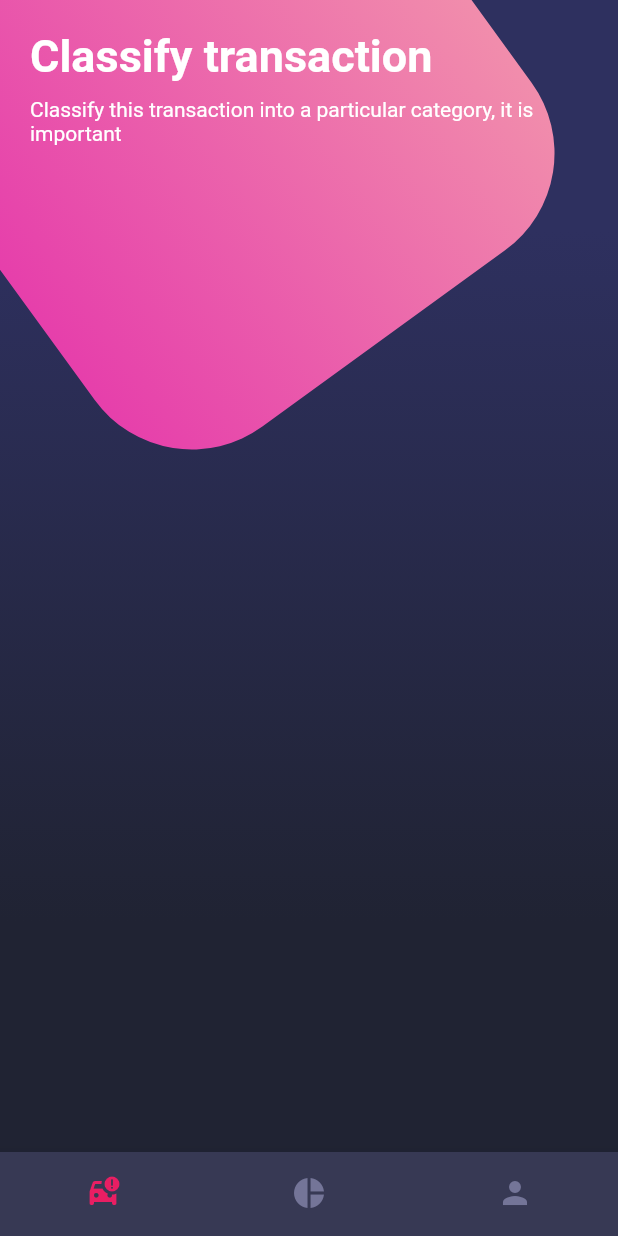
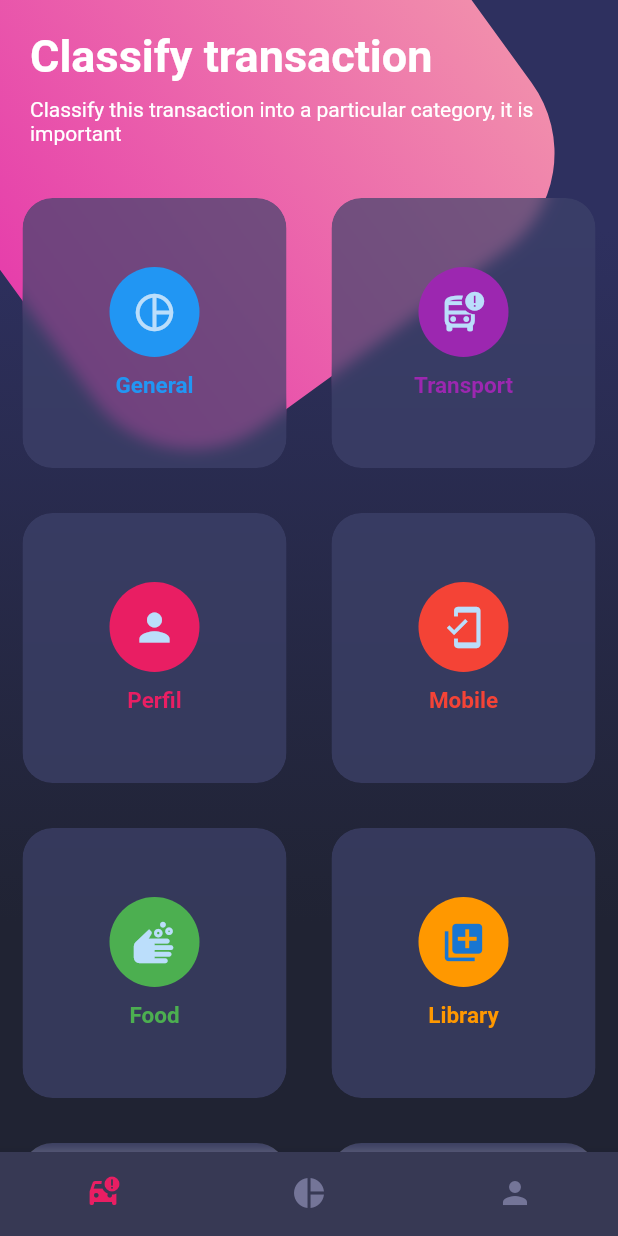
Before and after one commit to ManuelAlvarado11/disenos_flutter_app, a Flutter app: the screen it shows after launch, on a phone screen of 412 x 824 dp. Run offline on Flutter 3.47's test engine with Material 2 defaults, Android fonts, the phone set to English and light mode, and no system bars.

Commit message:
:sparkles:Table y TableRow para cards menu

```diff
--- a/lib/src/screens/home_screen.dart
+++ b/lib/src/screens/home_screen.dart
@@ -1,5 +1,6 @@
 import 'package:flutter/material.dart';
 import 'package:flutter_disenos/src/widgets/background.dart';
+import 'package:flutter_disenos/src/widgets/card_table.dart';
 import 'package:flutter_disenos/src/widgets/custom_buttom_navigation.dart';
 import 'package:flutter_disenos/src/widgets/page_title.dart';
 
@@ -35,7 +36,10 @@
       child: Column(
         children: const [
           // Page Title
-          PageTitle()
+          PageTitle(),
+
+          // Cards Options
+          CardTable()
         ],
       ),
     );
--- /dev/null
+++ b/lib/src/widgets/card_table.dart
@@ -0,0 +1,129 @@
+import 'dart:ui';
+
+import 'package:flutter/material.dart';
+
+class CardTable extends StatelessWidget {
+  const CardTable({super.key});
+
+  @override
+  Widget build(BuildContext context) {
+    return Table(
+      children: const [
+        TableRow(
+          children: [
+            _SingleCard(
+              text: 'General',
+              icon: Icons.pie_chart_outline,
+              color: Colors.blue,
+            ),
+            _SingleCard(
+              text: 'Transport',
+              icon: Icons.bus_alert_outlined,
+              color: Colors.purple,
+            ),
+          ],
+        ),
+        TableRow(
+          children: [
+            _SingleCard(
+              text: 'Perfil',
+              icon: Icons.person,
+              color: Colors.pink,
+            ),
+            _SingleCard(
+              text: 'Mobile',
+              icon: Icons.mobile_friendly,
+              color: Colors.red,
+            ),
+          ],
+        ),
+        TableRow(
+          children: [
+            _SingleCard(
+              text: 'Food',
+              icon: Icons.soap,
+              color: Colors.green,
+            ),
+            _SingleCard(
+              text: 'Library',
+              icon: Icons.library_add,
+              color: Colors.orange,
+            ),
+          ],
+        ),
+        TableRow(
+          children: [
+            _SingleCard(
+              text: 'Phishing',
+              icon: Icons.phishing,
+              color: Colors.yellow,
+            ),
+            _SingleCard(
+              text: 'Error',
+              icon: Icons.error,
+              color: Colors.brown,
+            ),
+          ],
+        ),
+      ],
+    );
+  }
+}
+
+class _SingleCard extends StatelessWidget {
+  final String text;
+  final IconData icon;
+  final Color color;
+
+  const _SingleCard({
+    Key? key,
+    required this.text,
+    required this.icon,
+    required this.color,
+  }) : super(key: key);
+
+  @override
+  Widget build(BuildContext context) {
+    return Container(
+      margin: const EdgeInsets.all(15),
+      // Limita el efecto del Blur (Difimunado)
+      child: ClipRRect(
+        borderRadius: BorderRadius.circular(20),
+        // Crea un filtro de fondo (Blur)
+        child: BackdropFilter(
+          filter: ImageFilter.blur(sigmaX: 5, sigmaY: 5),
+          // Card Option
+          child: Container(
+            height: 180,
+            decoration: BoxDecoration(
+              color: const Color.fromRGBO(62, 66, 107, 0.7),
+              borderRadius: BorderRadius.circular(20),
+            ),
+            child: Column(
+              mainAxisAlignment: MainAxisAlignment.center,
+              children: [
+                // Icon
+                CircleAvatar(
+                  radius: 30,
+                  backgroundColor: color,
+                  child: Icon(icon, size: 30),
+                ),
+                const SizedBox(height: 10),
+
+                // Description
+                Text(
+                  text,
+                  style: TextStyle(
+                    color: color,
+                    fontWeight: FontWeight.bold,
+                    fontSize: 15,
+                  ),
+                )
+              ],
+            ),
+          ),
+        ),
+      ),
+    );
+  }
+}
```
